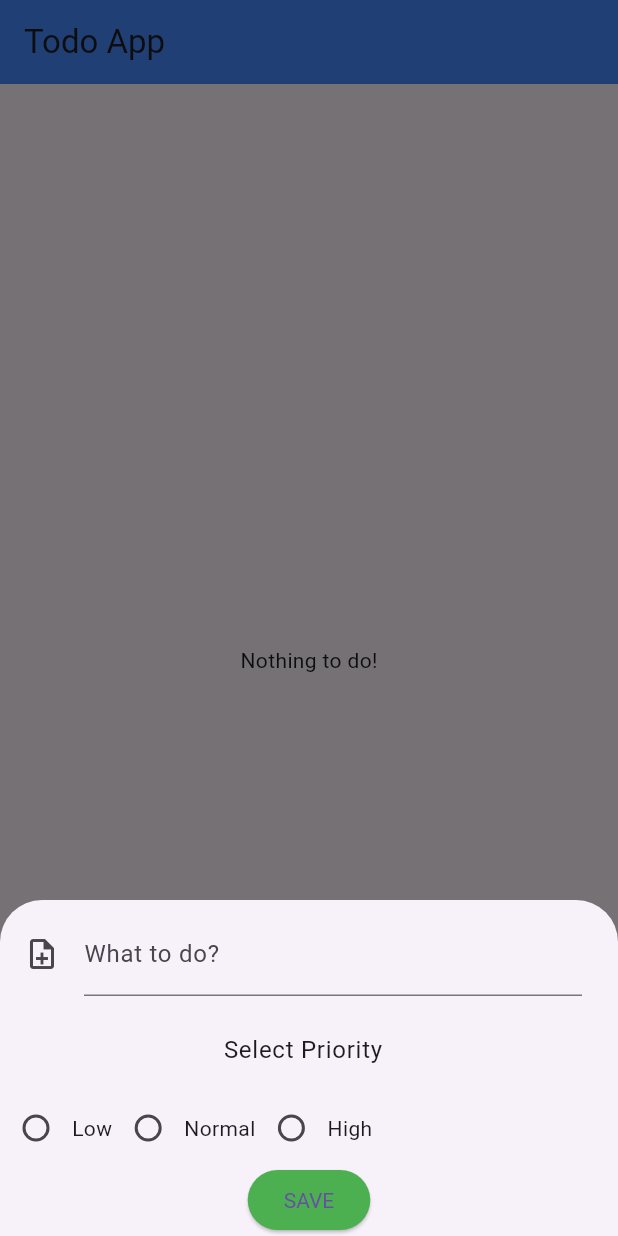
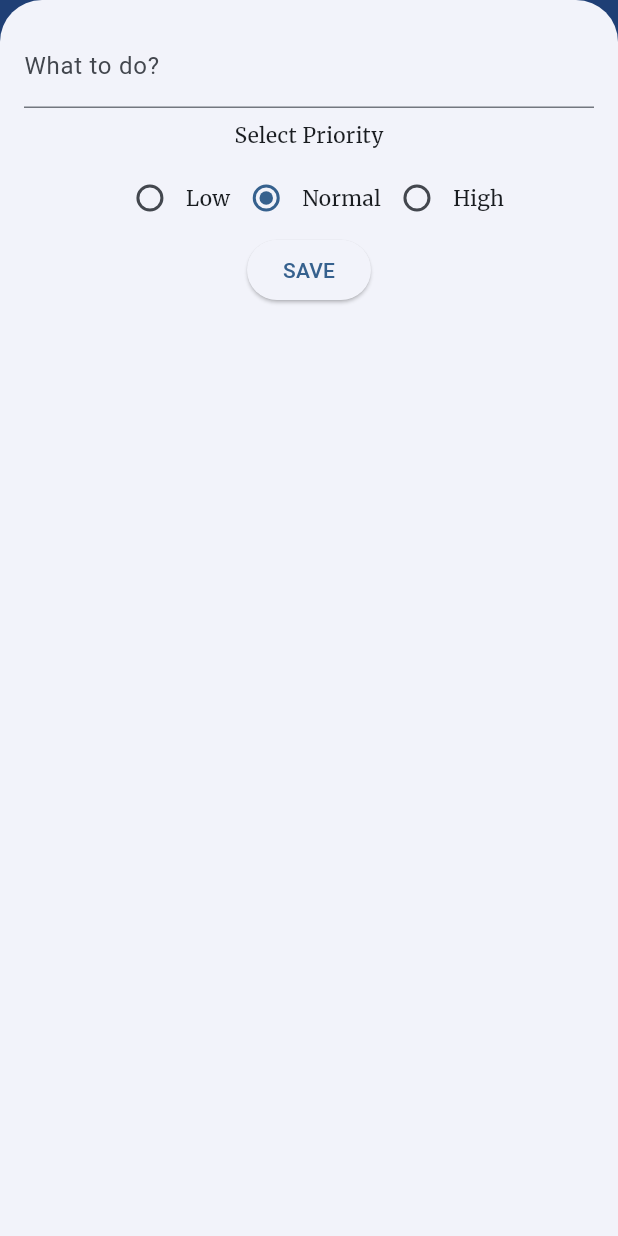
Before and after one commit to Nusrat-Jahan-Nira/todo_app, a Flutter app: the screen it shows after launch, after a tap on the "add" icon, on a phone screen of 412 x 824 dp. Run offline on Flutter 3.47's test engine with Material 3 defaults, Android fonts, the phone set to English and light mode, and no system bars; our stand-ins replace google_fonts.

Commit message:
add todo added and design changes

```diff
--- a/lib/main.dart
+++ b/lib/main.dart
@@ -1,4 +1,5 @@
 import 'package:flutter/material.dart';
+import 'package:google_fonts/google_fonts.dart';
 import 'package:todo_app/todo_page.dart';
 
 void main() {
@@ -14,6 +15,40 @@ class MyApp extends StatelessWidget {
     return MaterialApp(
       debugShowCheckedModeBanner: false,
       theme: ThemeData(
+        useMaterial3: true,
+
+
+        // Define the default brightness and colors.
+        colorScheme: ColorScheme.fromSeed(
+          seedColor: Colors.blue,
+          // ···
+          // brightness: Brightness.dark,
+        ),
+
+        buttonTheme: ButtonThemeData(
+          shape: const LinearBorder(),
+          buttonColor: Colors.green,
+          colorScheme: ColorScheme.fromSeed(
+        seedColor: Colors.green,
+        ),
+        ),
+        // Define the default `TextTheme`. Use this to specify the default
+        // text styling for headlines, titles, bodies of text, and more.
+        textTheme: TextTheme(
+          displayLarge: const TextStyle(
+            fontSize: 72,
+            fontWeight: FontWeight.bold
+          ),
+          // ···
+          titleLarge: GoogleFonts.pacifico(
+            fontSize: 26
+          ),
+          bodyMedium: GoogleFonts.merriweather(
+          ),
+          displaySmall: GoogleFonts.pacifico(
+
+          ),
+        ),
         appBarTheme: const AppBarTheme(
           color: Colors.blueAccent,
         ),
--- a/lib/todo_page.dart
+++ b/lib/todo_page.dart
@@ -1,4 +1,3 @@
-
 import 'package:flutter/material.dart';
 import 'package:todo_app/enum_value.dart';
 import 'package:todo_app/my_todo.dart';
@@ -12,8 +11,8 @@ class TodoPage extends StatefulWidget {
 }
 
 class _TodoPageState extends State<TodoPage> {
-
-
+  final textController = TextEditingController();
+  TodoPriority todoPriority = TodoPriority.Normal;
 
   @override
   Widget build(BuildContext context) {
@@ -21,96 +20,115 @@ class _TodoPageState extends State<TodoPage> {
       floatingActionButtonLocation: FloatingActionButtonLocation.centerFloat,
       floatingActionButton: FloatingActionButton(
         onPressed: () {
-          _settingModalBottomSheet(context);
+          addTodo();
+          // _settingModalBottomSheet(context);
         },
         child: const Icon(Icons.add),
       ),
       appBar: AppBar(
-        title: const Text('Todo App'),),
-      body:MyTodo.todos.isEmpty?
-      const Center(child: Text('Nothing to do!'),):
-      ListView.builder(
+        title: const Text('Todo App'),
+      ),
+      body: MyTodo.todos.isEmpty
+          ? const Center(
+              child: Text('Nothing to do!'),
+            )
+          : ListView.builder(
               itemCount: MyTodo.todos.length,
-          itemBuilder: (context,index){
+              itemBuilder: (context, index) {
                 final todos = MyTodo.todos[index];
-            return TodoItem(todo: todos, onChanged: (value){
-
+                return TodoItem(
+                    todo: todos,
+                    onChanged: (value) {
                       setState(() {
                         MyTodo.todos[index].completed = value;
                       });
-
                     });
-          }
-      ),
+              }),
     );
   }
-}
-  void _settingModalBottomSheet(context){
-    final textController = TextEditingController();
 
+  void addTodo() {
     showModalBottomSheet(
+        isScrollControlled: true,
         context: context,
-        builder: (BuildContext bc){
-          return Wrap(
-            children: <Widget>[
-               ListTile(
-                  leading:  const Icon(Icons.note_add_outlined),
-                  title:  TextField(
+        builder: (context) => StatefulBuilder(
+          builder:(context, setBuilderState) => Padding(
+            padding: const EdgeInsets.all(16.0),
+            child: Column(
+                  children: [
+                    TextField(
                       controller: textController,
-                    decoration:  const InputDecoration(
+                      decoration: const InputDecoration(
                         label: Text('What to do?'),
                       ),
                     ),
-                  onTap: () => {}
-              ),
-               ListTile(
-                title:  const Center(child: Text('Select Priority')),
-                onTap: () => {},
+                    const Padding(
+                      padding: EdgeInsets.all(8.0),
+                      child: Text('Select Priority'),
                     ),
 
                     Row(
+                      mainAxisAlignment: MainAxisAlignment.center,
                       children: [
                         Radio<TodoPriority>(
                             value: TodoPriority.Low,
-                      groupValue: null,
-                      onChanged: (value) {
-
+                            groupValue: todoPriority,
+                            onChanged: (value){
+                              setBuilderState(() {
+                                todoPriority = value!;
+                              });
                             }),
-                  const Text('Low'),
+                        Text(TodoPriority.Low.name),
                         Radio<TodoPriority>(
                             value: TodoPriority.Normal,
-                      groupValue: null,
-                      onChanged: (value) {
-
+                            groupValue: todoPriority,
+                            onChanged: (value){
+                              setBuilderState(() {
+                                todoPriority = value!;
+                              });
                             }),
-                  const Text('Normal'),
+                        Text(TodoPriority.Normal.name),
                         Radio<TodoPriority>(
                             value: TodoPriority.High,
-                      groupValue: null,
-                      onChanged: (value) {
+                            groupValue: todoPriority,
+                            onChanged: (value){
+                              setBuilderState(() {
+                                todoPriority = value!;
+                              });
+                            }),
+                        Text(TodoPriority.High.name),
 
-                      }),
-                  const Text('High'),
                       ],
                     ),
 
-              Center(
-                child: ElevatedButton(
-                    style: ElevatedButton.styleFrom(
-                      backgroundColor: Colors.green,
-                      textStyle: const TextStyle(
-                        color: Colors.white
+                    ElevatedButton(
+                        onPressed: (){
+                          _save();
+                        },
+                        child: const Text('SAVE')
                     )
+                  ],
                 ),
-                    onPressed: () {
+          ),
+        ));
+  }
 
-                },
-                    child: const Text('SAVE')),
-              )
+  void _save() {
+     if(textController.text.isEmpty){
+       showMsg(context,'Input field must not be empty');
+       return;
+     }
+  }
+}
 
+void showMsg(BuildContext context, String s) {
+
+  showDialog(context: context, builder: (context)=>AlertDialog(
+    title: const Text('Caution!'),
+    content: Text(s),
+    actions: [
+      TextButton(onPressed: ()=> Navigator.pop(context),
+          child: const Text('CLOSE'))
     ],
-          );
+  ));
 }
-    );
-
-}
--- a/pubspec.yaml
+++ b/pubspec.yaml
@@ -35,6 +35,7 @@ dependencies:
   # The following adds the Cupertino Icons font to your application.
   # Use with the CupertinoIcons class for iOS style icons.
   cupertino_icons: ^1.0.2
+  google_fonts: ^6.1.0
 
 dev_dependencies:
   flutter_test:
@@ -46,6 +47,7 @@ dev_dependencies:
   # package. See that file for information about deactivating specific lint
   # rules and activating additional ones.
   flutter_lints: ^2.0.0
+
 
 # For information on the generic Dart part of this file, see the
 # following page: https://dart.dev/tools/pub/pubspec
```
Also changed, not shown: pubspec.lock. Lines whose indentation alone changed are shown as unchanged.
